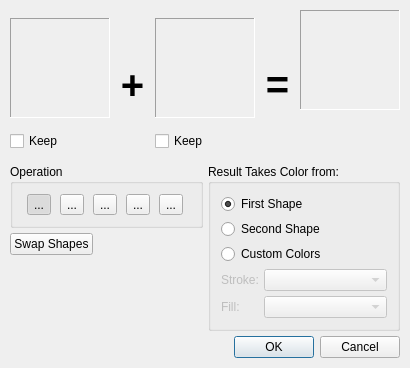
First picture: the form in scribus/plugins/tools/pathfinder/pathfinderbase.ui, repository scribusproject/scribus, before the edit.
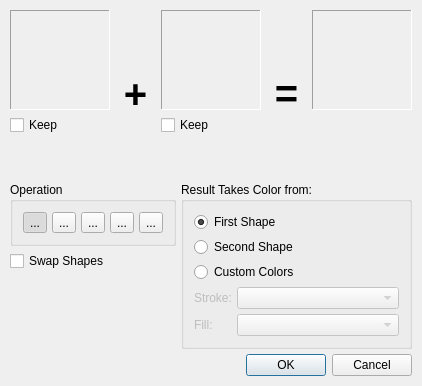
Second picture: the form after the edit. Custom widgets are drawn as their Qt base class.

Commit message: Fix some GUI issues with the Path Operations dialog

Patch:
```diff
--- a/scribus/plugins/tools/pathfinder/pathfinderbase.ui
+++ b/scribus/plugins/tools/pathfinder/pathfinderbase.ui
@@ -1,21 +1,21 @@
 <ui version="4.0" >
  <class>PathFinderBase</class>
- <widget class="QDialog" name="PathFinderBase" >
-  <property name="geometry" >
+ <widget class="QDialog" name="PathFinderBase">
+  <property name="geometry">
    <rect>
     <x>0</x>
     <y>0</y>
-    <width>410</width>
-    <height>368</height>
+    <width>422</width>
+    <height>386</height>
    </rect>
   </property>
   <property name="windowTitle" >
    <string>Boolean Path Operations</string>
   </property>
-  <layout class="QVBoxLayout" name="verticalLayout_2" >
+  <layout class="QVBoxLayout" name="verticalLayout_4">
    <item>
-    <layout class="QHBoxLayout" >
-     <property name="spacing" >
+    <layout class="QHBoxLayout">
+     <property name="spacing">
       <number>5</number>
      </property>
      <item>
@@ -64,6 +64,19 @@
          </property>
         </widget>
        </item>
+       <item>
+        <spacer name="verticalSpacer_2">
+         <property name="orientation">
+          <enum>Qt::Vertical</enum>
+         </property>
+         <property name="sizeHint" stdset="0">
+          <size>
+           <width>20</width>
+           <height>40</height>
+          </size>
+         </property>
+        </spacer>
+       </item>
       </layout>
      </item>
      <item>
@@ -162,6 +175,19 @@
          </property>
         </widget>
        </item>
+       <item>
+        <spacer name="verticalSpacer_3">
+         <property name="orientation">
+          <enum>Qt::Vertical</enum>
+         </property>
+         <property name="sizeHint" stdset="0">
+          <size>
+           <width>20</width>
+           <height>40</height>
+          </size>
+         </property>
+        </spacer>
+       </item>
       </layout>
      </item>
      <item>
@@ -265,7 +291,7 @@
     </layout>
    </item>
    <item>
-    <layout class="QHBoxLayout" name="horizontalLayout" >
+    <layout class="QHBoxLayout" name="horizontalLayout">
      <item>
       <layout class="QVBoxLayout" name="verticalLayout" >
        <item>
@@ -368,44 +394,24 @@
         </widget>
        </item>
        <item>
-        <layout class="QHBoxLayout" >
-         <property name="spacing" >
-          <number>0</number>
+        <widget class="QCheckBox" name="swapShapes">
+         <property name="toolTip">
+          <string>Exchange the Source Shapes</string>
          </property>
-         <item>
-          <widget class="QPushButton" name="swapShapes" >
-           <property name="toolTip" >
-            <string>Exchange the Source Shapes</string>
-           </property>
-           <property name="text" >
-            <string>Swap Shapes</string>
-           </property>
-          </widget>
-         </item>
-         <item>
-          <spacer>
-           <property name="orientation" >
-            <enum>Qt::Horizontal</enum>
-           </property>
-           <property name="sizeHint" stdset="0" >
-            <size>
-             <width>40</width>
-             <height>20</height>
-            </size>
-           </property>
-          </spacer>
-         </item>
-        </layout>
+         <property name="text">
+          <string>Swap Shapes</string>
+         </property>
+        </widget>
        </item>
        <item>
         <spacer name="verticalSpacer" >
          <property name="orientation" >
           <enum>Qt::Vertical</enum>
          </property>
-         <property name="sizeHint" stdset="0" >
+         <property name="sizeHint" stdset="0">
           <size>
            <width>20</width>
-           <height>40</height>
+           <height>13</height>
           </size>
          </property>
         </spacer>
@@ -413,102 +419,128 @@
       </layout>
      </item>
      <item>
-      <widget class="QGroupBox" name="optionGroup" >
-       <property name="title" >
-        <string>Result Takes Color from:</string>
-       </property>
-       <layout class="QGridLayout" name="gridLayout_2" >
-        <item row="0" column="0" >
-         <widget class="QRadioButton" name="targetGetsSource1Color" >
-          <property name="toolTip" >
-           <string>The resulting shape uses the color of the first source shape</string>
-          </property>
-          <property name="text" >
-           <string>First Shape</string>
-          </property>
-          <property name="checked" >
-           <bool>true</bool>
-          </property>
-         </widget>
-        </item>
-        <item row="1" column="0" >
-         <widget class="QRadioButton" name="targetGetsSource2Color" >
-          <property name="toolTip" >
-           <string>The resulting shape uses the color of the second source shape</string>
-          </property>
-          <property name="text" >
-           <string>Second Shape</string>
-          </property>
-         </widget>
-        </item>
-        <item row="2" column="0" >
-         <widget class="QRadioButton" name="targetGetsOtherColor" >
-          <property name="toolTip" >
-           <string>The resulting shape uses the colors listed below</string>
-          </property>
-          <property name="text" >
-           <string>Custom Colors</string>
-          </property>
-         </widget>
-        </item>
-        <item row="3" column="0" >
-         <layout class="QGridLayout" name="gridLayout" >
-          <item row="0" column="0" >
-           <widget class="QLabel" name="label_3" >
-            <property name="enabled" >
-             <bool>false</bool>
+      <layout class="QVBoxLayout" name="verticalLayout_3">
+       <item>
+        <widget class="QGroupBox" name="optionGroup">
+         <property name="sizePolicy">
+          <sizepolicy hsizetype="Preferred" vsizetype="Minimum">
+           <horstretch>0</horstretch>
+           <verstretch>0</verstretch>
+          </sizepolicy>
+         </property>
+         <property name="title">
+          <string>Result Takes Color from:</string>
+         </property>
+         <layout class="QVBoxLayout" name="verticalLayout_2">
+          <item>
+           <widget class="QRadioButton" name="targetGetsSource1Color">
+            <property name="toolTip">
+             <string>The resulting shape uses the color of the first source shape</string>
             </property>
-            <property name="text" >
-             <string>Stroke:</string>
+            <property name="text">
+             <string>First Shape</string>
             </property>
-           </widget>
-          </item>
-          <item row="0" column="1" >
-           <widget class="ColorCombo" name="otherColorComboLine" >
-            <property name="enabled" >
-             <bool>false</bool>
+            <property name="checked">
+             <bool>true</bool>
             </property>
-            <property name="sizePolicy" >
-             <sizepolicy vsizetype="Fixed" hsizetype="Expanding" >
-              <horstretch>0</horstretch>
-              <verstretch>0</verstretch>
-             </sizepolicy>
-            </property>
-            <property name="toolTip" >
-             <string>Stroke Color</string>
-            </property>
            </widget>
           </item>
-          <item row="1" column="0" >
-           <widget class="QLabel" name="label_4" >
-            <property name="enabled" >
-             <bool>false</bool>
+          <item>
+           <widget class="QRadioButton" name="targetGetsSource2Color">
+            <property name="toolTip">
+             <string>The resulting shape uses the color of the second source shape</string>
             </property>
-            <property name="text" >
-             <string>Fill:</string>
+            <property name="text">
+             <string>Second Shape</string>
             </property>
            </widget>
           </item>
-          <item row="1" column="1" >
-           <widget class="ColorCombo" name="otherColorComboFill" >
-            <property name="enabled" >
-             <bool>false</bool>
+          <item>
+           <widget class="QRadioButton" name="targetGetsOtherColor">
+            <property name="toolTip">
+             <string>The resulting shape uses the colors listed below</string>
             </property>
-            <property name="toolTip" >
-             <string>Fill Color</string>
+            <property name="text">
+             <string>Custom Colors</string>
             </property>
            </widget>
           </item>
+          <item>
+           <layout class="QGridLayout" name="gridLayout">
+            <item row="0" column="0">
+             <widget class="QLabel" name="label_3">
+              <property name="enabled">
+               <bool>false</bool>
+              </property>
+              <property name="text">
+               <string>Stroke:</string>
+              </property>
+             </widget>
+            </item>
+            <item row="0" column="1">
+             <widget class="ColorCombo" name="otherColorComboLine">
+              <property name="enabled">
+               <bool>false</bool>
+              </property>
+              <property name="sizePolicy">
+               <sizepolicy hsizetype="Expanding" vsizetype="Fixed">
+                <horstretch>0</horstretch>
+                <verstretch>0</verstretch>
+               </sizepolicy>
+              </property>
+              <property name="toolTip">
+               <string>Stroke Color</string>
+              </property>
+             </widget>
+            </item>
+            <item row="1" column="0">
+             <widget class="QLabel" name="label_4">
+              <property name="enabled">
+               <bool>false</bool>
+              </property>
+              <property name="text">
+               <string>Fill:</string>
+              </property>
+             </widget>
+            </item>
+            <item row="1" column="1">
+             <widget class="ColorCombo" name="otherColorComboFill">
+              <property name="enabled">
+               <bool>false</bool>
+              </property>
+              <property name="toolTip">
+               <string>Fill Color</string>
+              </property>
+             </widget>
+            </item>
+           </layout>
+          </item>
          </layout>
-        </item>
-       </layout>
-      </widget>
+        </widget>
+       </item>
+       <item>
+        <spacer name="verticalSpacer_4">
+         <property name="orientation">
+          <enum>Qt::Vertical</enum>
+         </property>
+         <property name="sizeType">
+          <enum>QSizePolicy::MinimumExpanding</enum>
+         </property>
+         <property name="sizeHint" stdset="0">
+          <size>
+           <width>159</width>
+           <height>0</height>
+          </size>
+         </property>
+        </spacer>
+       </item>
+      </layout>
      </item>
     </layout>
    </item>
    <item>
-    <widget class="QDialogButtonBox" name="buttonBox" >
-     <property name="orientation" >
+    <widget class="QDialogButtonBox" name="buttonBox">
+     <property name="orientation">
       <enum>Qt::Horizontal</enum>
      </property>
      <property name="standardButtons" >
@@ -518,7 +550,7 @@
    </item>
   </layout>
  </widget>
- <layoutdefault spacing="5" margin="10" />
+ <layoutdefault spacing="5" margin="10"/>
  <customwidgets>
   <customwidget>
    <class>ColorCombo</class>
```
Left out of the diff: 249 changed lines with no effect on the pictures.
